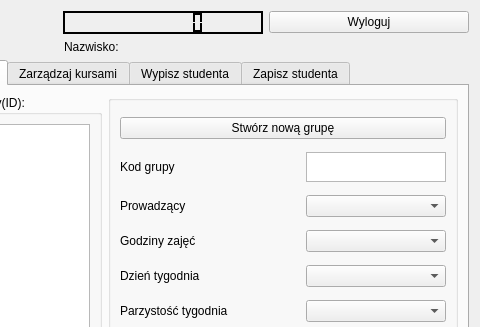
First picture: the form in qtdatabase/prowadzacyokno.ui, repository pmazurek300/QtDatabase, before the edit; both pictures show x 359 to 839 and y 0 to 327 of the 839 by 492 pixel window.
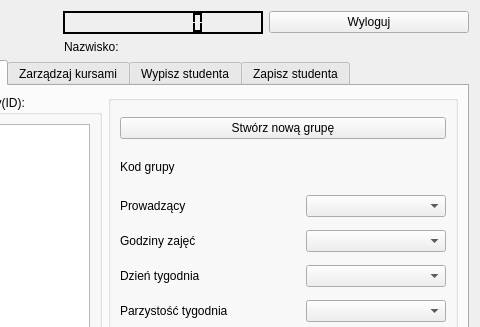
Second picture: the form after the edit.

Patch:
```diff
--- a/qtdatabase/prowadzacyokno.ui
+++ b/qtdatabase/prowadzacyokno.ui
@@ -900,22 +900,6 @@
               </property>
              </widget>
             </item>
-            <item row="1" column="1">
-             <widget class="QTextEdit" name="kodgrupy">
-              <property name="minimumSize">
-               <size>
-                <width>0</width>
-                <height>30</height>
-               </size>
-              </property>
-              <property name="maximumSize">
-               <size>
-                <width>16777215</width>
-                <height>30</height>
-               </size>
-              </property>
-             </widget>
-            </item>
             <item row="5" column="0">
              <widget class="QLabel" name="label_13">
               <property name="text">
@@ -1015,6 +999,19 @@
               </property>
              </widget>
             </item>
+            <item row="1" column="1">
+             <widget class="QLabel" name="kodgrupy">
+              <property name="maximumSize">
+               <size>
+                <width>16777215</width>
+                <height>30</height>
+               </size>
+              </property>
+              <property name="text">
+               <string/>
+              </property>
+             </widget>
+            </item>
            </layout>
           </widget>
          </item>
```
